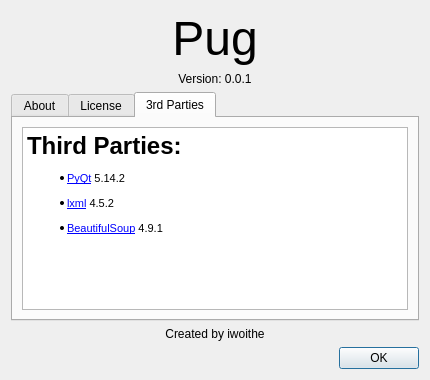
This is src/Pug/ui/about/about.ui in iwoithe/Pug as Qt 5 draws it before an edit. The edited form follows.
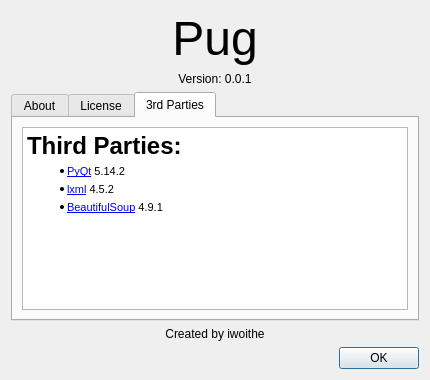
This is the edited form. The open tabs and pages were chosen to show the change.

Diff of the .ui file:
```diff
--- a/src/Pug/ui/about/about.ui
+++ b/src/Pug/ui/about/about.ui
@@ -110,10 +110,13 @@
 &lt;html&gt;&lt;head&gt;&lt;meta name=&quot;qrichtext&quot; content=&quot;1&quot; /&gt;&lt;style type=&quot;text/css&quot;&gt;
 p, li { white-space: pre-wrap; }
 &lt;/style&gt;&lt;/head&gt;&lt;body style=&quot; font-family:'MS Shell Dlg 2'; font-size:8.25pt; font-weight:400; font-style:normal;&quot;&gt;
-&lt;h1 style=&quot; margin-top:0px; margin-bottom:0px; margin-left:0px; margin-right:0px; -qt-block-indent:0; text-indent:0px;&quot;&gt;&lt;span style=&quot; font-size:xx-large; font-weight:600;&quot;&gt;Third Parties:&lt;/span&gt;&lt;/h1&gt;
-&lt;ul style=&quot;margin-top: 0px; margin-bottom: 0px; margin-left: 0px; margin-right: 0px; -qt-list-indent: 1;&quot;&gt;&lt;li style=&quot; font-size:8pt;&quot; style=&quot; margin-top:12px; margin-bottom:12px; margin-left:0px; margin-right:0px; -qt-block-indent:0; text-indent:0px;&quot;&gt;&lt;a href=&quot;https://www.riverbankcomputing.com/software/pyqt&quot;&gt;&lt;span style=&quot; text-decoration: underline; color:#0000ff;&quot;&gt;PyQt&lt;/span&gt;&lt;/a&gt; 5.14.2&lt;/li&gt;
-&lt;li style=&quot; font-size:8pt;&quot; style=&quot; margin-top:12px; margin-bottom:12px; margin-left:0px; margin-right:0px; -qt-block-indent:0; text-indent:0px;&quot;&gt;&lt;a href=&quot;https://lxml.de/&quot;&gt;&lt;span style=&quot; text-decoration: underline; color:#0000ff;&quot;&gt;lxml&lt;/span&gt;&lt;/a&gt; 4.5.2&lt;/li&gt;
-&lt;li style=&quot; font-size:8pt;&quot; style=&quot; margin-top:12px; margin-bottom:12px; margin-left:0px; margin-right:0px; -qt-block-indent:0; text-indent:0px;&quot;&gt;&lt;a href=&quot;http://www.crummy.com/software/BeautifulSoup/bs4/&quot;&gt;&lt;span style=&quot; text-decoration: underline; color:#0000ff;&quot;&gt;BeautifulSoup&lt;/span&gt;&lt;/a&gt; 4.9.1&lt;/li&gt;&lt;/ul&gt;&lt;/body&gt;&lt;/html&gt;</string>
+&lt;h1 style=&quot; margin-top:0px; margin-bottom:0px; margin-left:0px; margin-right:0px; -qt-block-indent:0; text-indent:0px;&quot;&gt;&lt;span style=&quot; font-size:xx-large; font-weight:600; color:#000000;&quot;&gt;Third Parties:&lt;/span&gt;&lt;/h1&gt;
+&lt;ul style=&quot;margin-top: 0px; margin-bottom: 0px; margin-left: 0px; margin-right: 0px; -qt-list-indent: 1;&quot;&gt;&lt;li style=&quot; color:#000000;&quot; style=&quot; margin-top:5px; margin-bottom:5px; margin-left:0px; margin-right:0px; -qt-block-indent:0; text-indent:0px;&quot;&gt;&lt;a href=&quot;https://riverbankcomputing.com/pyqt5&quot;&gt;&lt;span style=&quot; text-decoration: underline; color:#0000ff;&quot;&gt;PyQt&lt;/span&gt;&lt;/a&gt; 5.14.2&lt;/li&gt;
+&lt;li style=&quot; color:#000000;&quot; style=&quot; margin-top:5px; margin-bottom:5px; margin-left:0px; margin-right:0px; -qt-block-indent:0; text-indent:0px;&quot;&gt;&lt;a href=&quot;https://pypi.org/project/lxml&quot;&gt;&lt;span style=&quot; text-decoration: underline; color:#0000ff;&quot;&gt;lxml&lt;/span&gt;&lt;/a&gt; 4.5.2&lt;/li&gt;
+&lt;li style=&quot; color:#000000;&quot; style=&quot; margin-top:5px; margin-bottom:5px; margin-left:0px; margin-right:0px; -qt-block-indent:0; text-indent:0px;&quot;&gt;&lt;a href=&quot;https://pypi.org/project/beautifulsoup4&quot;&gt;&lt;span style=&quot; text-decoration: underline; color:#0000ff;&quot;&gt;BeautifulSoup&lt;/span&gt;&lt;/a&gt; 4.9.1&lt;/li&gt;&lt;/ul&gt;&lt;/body&gt;&lt;/html&gt;</string>
+         </property>
+         <property name="textInteractionFlags">
+          <set>Qt::LinksAccessibleByMouse|Qt::TextSelectableByMouse</set>
          </property>
         </widget>
        </item>
```
